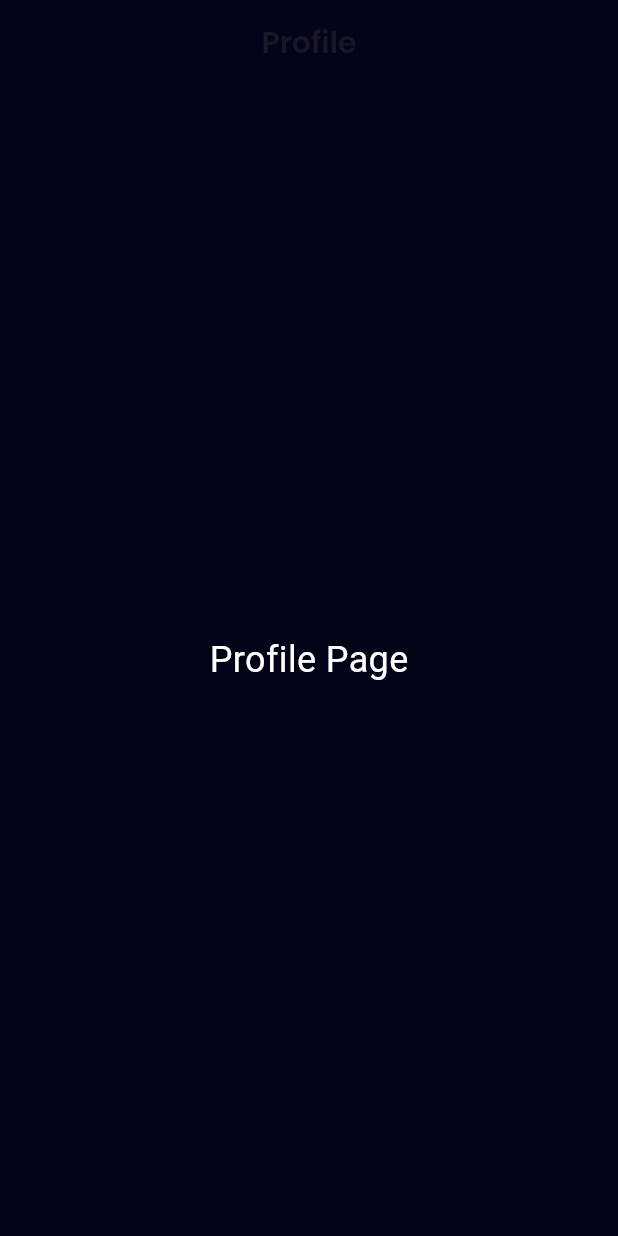
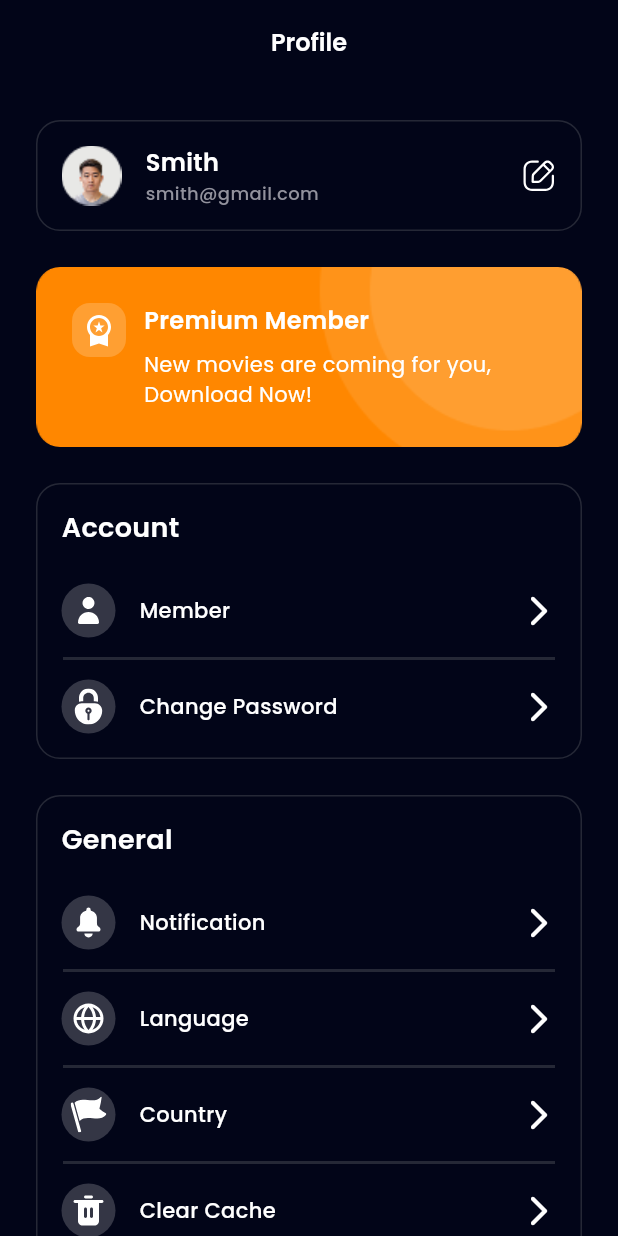
Before and after one commit to rafiikkodev/movie-app-flutter, a Flutter app: the ProfilePage screen opened directly, on a phone screen of 412 x 824 dp. Run offline on Flutter 3.47's test engine with Material 3 defaults, Android fonts, the phone set to English and light mode, and no system bars; our stand-ins replace carousel_slider, extended_image, flutter_svg, google_fonts, smooth_page_indicator.

Commit message:
profile done

```diff
--- /dev/null
+++ b/lib/app/pages/profile_page.dart
@@ -0,0 +1,578 @@
+import 'package:flutter/material.dart';
+import 'package:flutter_svg/svg.dart';
+import 'package:template_project_flutter/app/core/theme/theme.dart';
+import 'package:template_project_flutter/widgets/buttons.dart';
+
+class ProfilePage extends StatelessWidget {
+  const ProfilePage({super.key});
+
+  @override
+  Widget build(BuildContext context) {
+    return Scaffold(
+      appBar: AppBar(
+        title: Text(
+          "Profile",
+          style: whiteTextStyle.copyWith(fontSize: 16, fontWeight: semiBold),
+        ),
+      ),
+      body: ListView(
+        padding: const EdgeInsets.symmetric(horizontal: 24),
+        children: [
+          buildProfile(),
+          buildContainer(),
+          buildAccount(),
+          buildGeneral(),
+          buildMore(),
+          SizedBox(height: 40),
+          CustomButton.outlined(title: "Log Out", width: double.infinity),
+          SizedBox(height: 50),
+        ],
+      ),
+    );
+  }
+
+  Widget buildProfile() {
+    return Container(
+      margin: const EdgeInsets.only(top: 24),
+      child: Container(
+        padding: const EdgeInsets.all(16),
+        decoration: BoxDecoration(
+          border: Border.all(color: softColor, width: 1),
+          borderRadius: BorderRadius.circular(16),
+        ),
+        child: Row(
+          mainAxisAlignment: MainAxisAlignment.spaceBetween,
+          children: [
+            Row(
+              children: [
+                Image.asset("assets/images/ic-profile-image.png", height: 40),
+                const SizedBox(width: 16),
+                Column(
+                  crossAxisAlignment: CrossAxisAlignment.start,
+                  children: [
+                    Text(
+                      "Smith",
+                      style: whiteTextStyle.copyWith(
+                        fontSize: 16,
+                        fontWeight: semiBold,
+                      ),
+                    ),
+                    Text(
+                      "smith@gmail.com",
+                      style: greyTextStyle.copyWith(
+                        fontSize: 12,
+                        fontWeight: medium,
+                      ),
+                    ),
+                  ],
+                ),
+              ],
+            ),
+            Center(
+              child: SvgPicture.asset(
+                'assets/icons-white/edit1.svg',
+                width: 24,
+                height: 24,
+              ),
+            ),
+          ],
+        ),
+      ),
+    );
+  }
+
+  Widget buildContainer() {
+    return Container(
+      width: double.infinity,
+      height: 120,
+      margin: const EdgeInsets.only(top: 24),
+      padding: const EdgeInsets.all(24),
+      decoration: BoxDecoration(
+        borderRadius: BorderRadius.circular(16),
+        image: const DecorationImage(
+          fit: BoxFit.cover,
+          image: AssetImage("assets/images/profile_banner.png"),
+        ),
+      ),
+      child: Row(
+        crossAxisAlignment: CrossAxisAlignment.start,
+        children: [
+          Container(
+            height: 36,
+            width: 36,
+            decoration: BoxDecoration(
+              borderRadius: BorderRadius.circular(12),
+              color: whiteColor.withAlpha(50),
+            ),
+            child: Center(
+              child: SvgPicture.asset(
+                'assets/icons-white/champ.svg',
+                width: 24,
+                height: 24,
+              ),
+            ),
+          ),
+          const SizedBox(width: 12),
+          Flexible(
+            child: Column(
+              crossAxisAlignment: CrossAxisAlignment.start,
+              mainAxisSize: MainAxisSize.min,
+              children: [
+                Text(
+                  "Premium Member",
+                  style: whiteTextStyle.copyWith(
+                    fontSize: 16,
+                    fontWeight: semiBold,
+                  ),
+                ),
+                const SizedBox(height: 8),
+                Text(
+                  "New movies are coming for you, Download Now!",
+                  style: whiteTextStyle.copyWith(
+                    fontSize: 14,
+                    fontWeight: regular,
+                    overflow: TextOverflow.ellipsis,
+                  ),
+                  maxLines: 2,
+                ),
+              ],
+            ),
+          ),
+        ],
+      ),
+    );
+  }
+
+  Widget buildAccount() {
+    return Container(
+      margin: const EdgeInsets.only(top: 24),
+      child: Container(
+        padding: const EdgeInsets.all(16),
+        decoration: BoxDecoration(
+          border: Border.all(color: softColor, width: 1),
+          borderRadius: BorderRadius.circular(16),
+        ),
+        child: Column(
+          mainAxisAlignment: MainAxisAlignment.spaceBetween,
+          crossAxisAlignment: CrossAxisAlignment.start,
+          children: [
+            Text(
+              "Account",
+              style: whiteTextStyle.copyWith(
+                fontSize: 18,
+                fontWeight: semiBold,
+              ),
+            ),
+            const SizedBox(height: 24),
+            Column(
+              spacing: 6,
+              crossAxisAlignment: CrossAxisAlignment.start,
+              children: [
+                Row(
+                  mainAxisAlignment: MainAxisAlignment.spaceBetween,
+                  children: [
+                    Row(
+                      children: [
+                        Container(
+                          height: 36,
+                          width: 36,
+                          decoration: BoxDecoration(
+                            borderRadius: BorderRadius.circular(50),
+                            color: whiteColor.withAlpha(50),
+                          ),
+                          child: Center(
+                            child: SvgPicture.asset(
+                              'assets/icons-white/person.svg',
+                              width: 24,
+                              height: 24,
+                            ),
+                          ),
+                        ),
+                        SizedBox(width: 16),
+                        Text(
+                          "Member",
+                          style: whiteTextStyle.copyWith(
+                            fontSize: 14,
+                            fontWeight: medium,
+                          ),
+                        ),
+                      ],
+                    ),
+                    Icon(Icons.arrow_forward_ios_rounded, color: whiteColor),
+                  ],
+                ),
+
+                Divider(
+                  color: softColor,
+                  thickness: 2,
+                  indent: 1,
+                  endIndent: 1,
+                ),
+                Row(
+                  mainAxisAlignment: MainAxisAlignment.spaceBetween,
+                  children: [
+                    Row(
+                      children: [
+                        Container(
+                          height: 36,
+                          width: 36,
+                          decoration: BoxDecoration(
+                            borderRadius: BorderRadius.circular(50),
+                            color: whiteColor.withAlpha(50),
+                          ),
+                          child: Center(
+                            child: SvgPicture.asset(
+                              'assets/icons-white/padlock 1.svg',
+                              width: 24,
+                              height: 24,
+                            ),
+                          ),
+                        ),
+                        SizedBox(width: 16),
+                        Text(
+                          "Change Password",
+                          style: whiteTextStyle.copyWith(
+                            fontSize: 14,
+                            fontWeight: medium,
+                          ),
+                        ),
+                      ],
+                    ),
+                    Icon(Icons.arrow_forward_ios_rounded, color: whiteColor),
+                  ],
+                ),
+              ],
+            ),
+          ],
+        ),
+      ),
+    );
+  }
+
+  Widget buildGeneral() {
+    return Container(
+      margin: const EdgeInsets.only(top: 24),
+      child: Container(
+        padding: const EdgeInsets.all(16),
+        decoration: BoxDecoration(
+          border: Border.all(color: softColor, width: 1),
+          borderRadius: BorderRadius.circular(16),
+        ),
+        child: Column(
+          mainAxisAlignment: MainAxisAlignment.spaceBetween,
+          crossAxisAlignment: CrossAxisAlignment.start,
+          children: [
+            Text(
+              "General",
+              style: whiteTextStyle.copyWith(
+                fontSize: 18,
+                fontWeight: semiBold,
+              ),
+            ),
+            const SizedBox(height: 24),
+            Column(
+              spacing: 6,
+              crossAxisAlignment: CrossAxisAlignment.start,
+              children: [
+                Row(
+                  mainAxisAlignment: MainAxisAlignment.spaceBetween,
+                  children: [
+                    Row(
+                      children: [
+                        Container(
+                          height: 36,
+                          width: 36,
+                          decoration: BoxDecoration(
+                            borderRadius: BorderRadius.circular(50),
+                            color: whiteColor.withAlpha(50),
+                          ),
+                          child: Center(
+                            child: SvgPicture.asset(
+                              'assets/icons-white/notification.svg',
+                              width: 24,
+                              height: 24,
+                            ),
+                          ),
+                        ),
+                        SizedBox(width: 16),
+                        Text(
+                          "Notification",
+                          style: whiteTextStyle.copyWith(
+                            fontSize: 14,
+                            fontWeight: medium,
+                          ),
+                        ),
+                      ],
+                    ),
+                    Icon(Icons.arrow_forward_ios_rounded, color: whiteColor),
+                  ],
+                ),
+                Divider(
+                  color: softColor,
+                  thickness: 2,
+                  indent: 1,
+                  endIndent: 1,
+                ),
+                Row(
+                  mainAxisAlignment: MainAxisAlignment.spaceBetween,
+                  children: [
+                    Row(
+                      children: [
+                        Container(
+                          height: 36,
+                          width: 36,
+                          decoration: BoxDecoration(
+                            borderRadius: BorderRadius.circular(50),
+                            color: whiteColor.withAlpha(50),
+                          ),
+                          child: Center(
+                            child: SvgPicture.asset(
+                              'assets/icons-white/globe.svg',
+                              width: 24,
+                              height: 24,
+                            ),
+                          ),
+                        ),
+                        SizedBox(width: 16),
+                        Text(
+                          "Language",
+                          style: whiteTextStyle.copyWith(
+                            fontSize: 14,
+                            fontWeight: medium,
+                          ),
+                        ),
+                      ],
+                    ),
+                    Icon(Icons.arrow_forward_ios_rounded, color: whiteColor),
+                  ],
+                ),
+                Divider(
+                  color: softColor,
+                  thickness: 2,
+                  indent: 1,
+                  endIndent: 1,
+                ),
+                Row(
+                  mainAxisAlignment: MainAxisAlignment.spaceBetween,
+                  children: [
+                    Row(
+                      children: [
+                        Container(
+                          height: 36,
+                          width: 36,
+                          decoration: BoxDecoration(
+                            borderRadius: BorderRadius.circular(50),
+                            color: whiteColor.withAlpha(50),
+                          ),
+                          child: Center(
+                            child: SvgPicture.asset(
+                              'assets/icons-white/finish.svg',
+                              width: 24,
+                              height: 24,
+                            ),
+                          ),
+                        ),
+                        SizedBox(width: 16),
+                        Text(
+                          "Country",
+                          style: whiteTextStyle.copyWith(
+                            fontSize: 14,
+                            fontWeight: medium,
+                          ),
+                        ),
+                      ],
+                    ),
+                    Icon(Icons.arrow_forward_ios_rounded, color: whiteColor),
+                  ],
+                ),
+                Divider(
+                  color: softColor,
+                  thickness: 2,
+                  indent: 1,
+                  endIndent: 1,
+                ),
+                Row(
+                  mainAxisAlignment: MainAxisAlignment.spaceBetween,
+                  children: [
+                    Row(
+                      children: [
+                        Container(
+                          height: 36,
+                          width: 36,
+                          decoration: BoxDecoration(
+                            borderRadius: BorderRadius.circular(50),
+                            color: whiteColor.withAlpha(50),
+                          ),
+                          child: Center(
+                            child: SvgPicture.asset(
+                              'assets/icons-white/trash.svg',
+                              width: 24,
+                              height: 24,
+                            ),
+                          ),
+                        ),
+                        SizedBox(width: 16),
+                        Text(
+                          "Clear Cache",
+                          style: whiteTextStyle.copyWith(
+                            fontSize: 14,
+                            fontWeight: medium,
+                          ),
+                        ),
+                      ],
+                    ),
+                    Icon(Icons.arrow_forward_ios_rounded, color: whiteColor),
+                  ],
+                ),
+              ],
+            ),
+          ],
+        ),
+      ),
+    );
+  }
+
+  Widget buildMore() {
+    return Container(
+      margin: const EdgeInsets.only(top: 24),
+      child: Container(
+        padding: const EdgeInsets.all(16),
+        decoration: BoxDecoration(
+          border: Border.all(color: softColor, width: 1),
+          borderRadius: BorderRadius.circular(16),
+        ),
+        child: Column(
+          mainAxisAlignment: MainAxisAlignment.spaceBetween,
+          crossAxisAlignment: CrossAxisAlignment.start,
+          children: [
+            Text(
+              "More",
+              style: whiteTextStyle.copyWith(
+                fontSize: 18,
+                fontWeight: semiBold,
+              ),
+            ),
+            const SizedBox(height: 24),
+            Column(
+              spacing: 6,
+              crossAxisAlignment: CrossAxisAlignment.start,
+              children: [
+                Row(
+                  mainAxisAlignment: MainAxisAlignment.spaceBetween,
+                  children: [
+                    Row(
+                      children: [
+                        Container(
+                          height: 36,
+                          width: 36,
+                          decoration: BoxDecoration(
+                            borderRadius: BorderRadius.circular(50),
+                            color: whiteColor.withAlpha(50),
+                          ),
+                          child: Center(
+                            child: SvgPicture.asset(
+                              'assets/icons-white/shield.svg',
+                              width: 24,
+                              height: 24,
+                            ),
+                          ),
+                        ),
+                        SizedBox(width: 16),
+                        Text(
+                          "Legal and Policies",
+                          style: whiteTextStyle.copyWith(
+                            fontSize: 14,
+                            fontWeight: medium,
+                          ),
+                        ),
+                      ],
+                    ),
+                    Icon(Icons.arrow_forward_ios_rounded, color: whiteColor),
+                  ],
+                ),
+                Divider(
+                  color: softColor,
+                  thickness: 2,
+                  indent: 1,
+                  endIndent: 1,
+                ),
+                Row(
+                  mainAxisAlignment: MainAxisAlignment.spaceBetween,
+                  children: [
+                    Row(
+                      children: [
+                        Container(
+                          height: 36,
+                          width: 36,
+                          decoration: BoxDecoration(
+                            borderRadius: BorderRadius.circular(50),
+                            color: whiteColor.withAlpha(50),
+                          ),
+                          child: Center(
+                            child: SvgPicture.asset(
+                              'assets/icons-white/question.svg',
+                              width: 24,
+                              height: 24,
+                            ),
+                          ),
+                        ),
+                        SizedBox(width: 16),
+                        Text(
+                          "Help & Feedback",
+                          style: whiteTextStyle.copyWith(
+                            fontSize: 14,
+                            fontWeight: medium,
+                          ),
+                        ),
+                      ],
+                    ),
+                    Icon(Icons.arrow_forward_ios_rounded, color: whiteColor),
+                  ],
+                ),
+                Divider(
+                  color: softColor,
+                  thickness: 2,
+                  indent: 1,
+                  endIndent: 1,
+                ),
+                Row(
+                  mainAxisAlignment: MainAxisAlignment.spaceBetween,
+                  children: [
+                    Row(
+                      children: [
+                        Container(
+                          height: 36,
+                          width: 36,
+                          decoration: BoxDecoration(
+                            borderRadius: BorderRadius.circular(50),
+                            color: whiteColor.withAlpha(50),
+                          ),
+                          child: Center(
+                            child: SvgPicture.asset(
+                              'assets/icons-white/alert.svg',
+                              width: 24,
+                              height: 24,
+                            ),
+                          ),
+                        ),
+                        SizedBox(width: 16),
+                        Text(
+                          "About Us",
+                          style: whiteTextStyle.copyWith(
+                            fontSize: 14,
+                            fontWeight: medium,
+                          ),
+                        ),
+                      ],
+                    ),
+                    Icon(Icons.arrow_forward_ios_rounded, color: whiteColor),
+                  ],
+                ),
+              ],
+            ),
+          ],
+        ),
+      ),
+    );
+  }
+}
--- a/lib/app/pages/wishlist_page.dart
+++ b/lib/app/pages/wishlist_page.dart
@@ -1,5 +1,4 @@
 import 'package:flutter/material.dart';
-import 'package:template_project_flutter/widgets/download_card.dart';
 import 'package:template_project_flutter/widgets/app_bar.dart';
 import 'package:template_project_flutter/widgets/wishlist_card.dart';
 
--- a/lib/main.dart
+++ b/lib/main.dart
@@ -4,6 +4,7 @@ import 'package:template_project_flutter/app/pages/download_page.dart';
 import 'package:template_project_flutter/app/pages/movie_detail_page.dart';
 import 'package:template_project_flutter/app/pages/onboarding_page.dart';
 import 'package:template_project_flutter/app/pages/home_page.dart';
+import 'package:template_project_flutter/app/pages/profile_page.dart';
 import 'package:template_project_flutter/app/pages/search_by_actor_page.dart';
 import 'package:template_project_flutter/app/pages/search_page.dart';
 import 'package:template_project_flutter/app/pages/search_result_page.dart';
@@ -42,6 +43,7 @@ class MyApp extends StatelessWidget {
         "/movie_detail": (context) => const MovieDetailPage(),
         "/download": (context) => const DownloadPage(),
         "/wishlist": (context) => const WishlistPage(),
+        "/profile": (context) => const ProfilePage(),
       },
     );
   }
@@ -79,20 +81,3 @@ class MainNavigation extends StatelessWidget {
     );
   }
 }
-
-class ProfilePage extends StatelessWidget {
-  const ProfilePage({super.key});
-
-  @override
-  Widget build(BuildContext context) {
-    return Scaffold(
-      appBar: AppBar(title: const Text('Profile')),
-      body: const Center(
-        child: Text(
-          'Profile Page',
-          style: TextStyle(fontSize: 24, color: Colors.white),
-        ),
-      ),
-    );
-  }
-}
```
Also changed, not shown: lib/widgets/download_card.dart (+0 -34 lines), lib/widgets/wishlist_card.dart (+0 -34 lines), assets/icons-white/champ.svg (added), assets/icons-white/finish.svg (renamed from assets/icons-white/finish 1.svg), assets/icons-white/notification.svg (renamed from assets/icons-white/notification (6) 1.svg), assets/icons-white/question.svg (renamed from assets/icons-white/question (2) 1.svg), assets/icons-white/shield.svg (renamed from assets/icons-white/shield (2) 1.svg), assets/icons-white/trash.svg (renamed from assets/icons-white/trash-bin 1.svg), assets/images/profile_banner.png (added).
